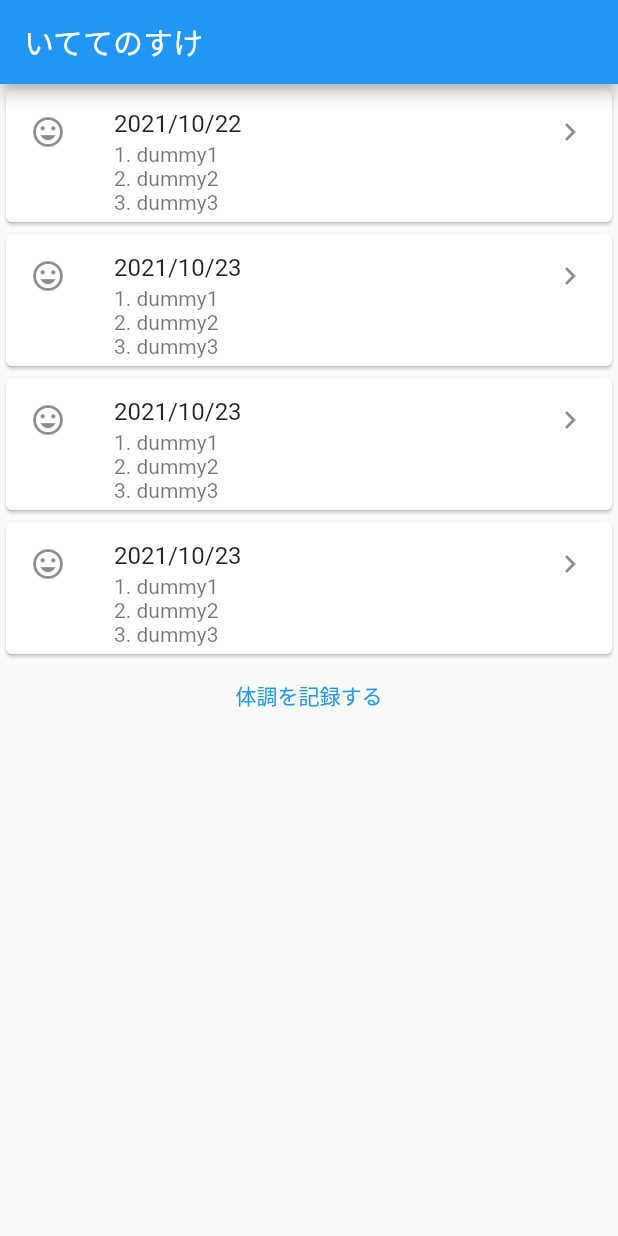
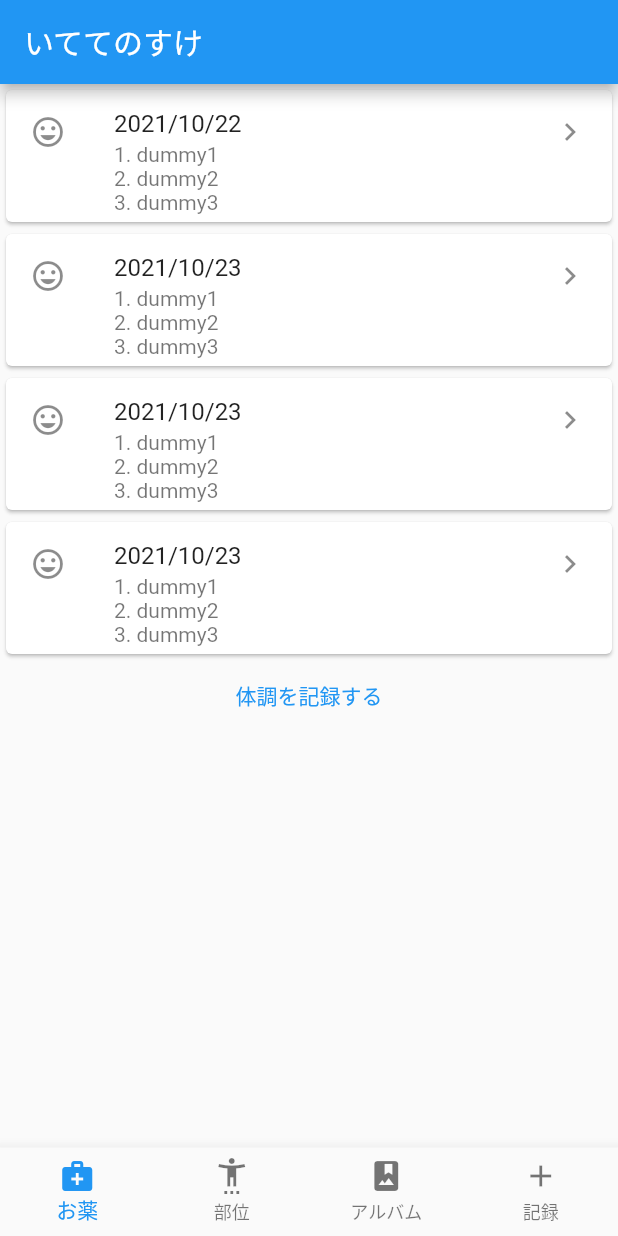
Before and after one commit to captain-blue210/itete_no_suke_flutter, a Flutter app: the screen it shows after launch, on a phone screen of 412 x 824 dp. Run offline on Flutter 3.47's test engine with Material 2 defaults, Android fonts, the phone set to English and light mode, and no system bars.

```diff
--- a/lib/view/pages/home.dart
+++ b/lib/view/pages/home.dart
@@ -59,6 +59,27 @@ class Home extends StatelessWidget {
           ],
         ),
       ),
+      bottomNavigationBar: BottomNavigationBar(
+        items: const <BottomNavigationBarItem>[
+          BottomNavigationBarItem(
+            icon: Icon(Icons.medical_services),
+            label: 'お薬',
+          ),
+          BottomNavigationBarItem(
+            icon: Icon(Icons.settings_accessibility),
+            label: '部位',
+          ),
+          BottomNavigationBarItem(
+            icon: Icon(Icons.photo_album),
+            label: 'アルバム',
+          ),
+          BottomNavigationBarItem(
+            icon: Icon(Icons.add),
+            label: '記録',
+          ),
+        ],
+        type: BottomNavigationBarType.fixed,
+      ),
     );
   }
 }
```
